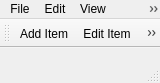
The window that mainwindow.ui (chrismanning/ddvs) describes before a commit, drawn with Qt 5.
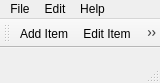
The same window after the commit. Icons and pictures are not drawn.

Commit message: Remove some unused menu items

What changed in the file:
```diff
--- a/mainwindow.ui
+++ b/mainwindow.ui
@@ -61,15 +61,6 @@
     <addaction name="actionAdd_Item"/>
     <addaction name="actionEdit_Item"/>
    </widget>
-   <widget class="QMenu" name="menuQueue">
-    <property name="title">
-     <string>Queue</string>
-    </property>
-    <addaction name="actionStep_Back"/>
-    <addaction name="actionStep_Forward"/>
-    <addaction name="actionRun"/>
-    <addaction name="actionRemove"/>
-   </widget>
    <widget class="QMenu" name="menuHelp">
     <property name="title">
      <string>Help</string>
@@ -79,20 +70,8 @@
     <addaction name="actionAbout"/>
     <addaction name="actionAbout_Qt"/>
    </widget>
-   <widget class="QMenu" name="menuView">
-    <property name="title">
-     <string>View</string>
-    </property>
-    <addaction name="actionNo_Layout"/>
-    <addaction name="actionBinary_Tree_Layout"/>
-    <addaction name="actionGeneralised_Tree_Layout"/>
-    <addaction name="actionGraph_Layout"/>
-    <addaction name="actionRefresh_Visualisation"/>
-   </widget>
    <addaction name="menuFile"/>
    <addaction name="menuEdit"/>
-   <addaction name="menuView"/>
-   <addaction name="menuQueue"/>
    <addaction name="menuHelp"/>
   </widget>
   <widget class="QToolBar" name="mainToolBar">
```
Left out of the diff: 108 changed lines with no effect on the pictures.
